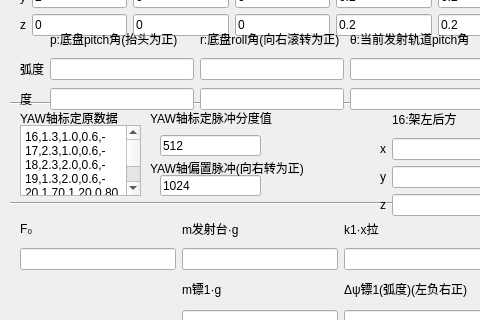
Old version of the form 35dartsParasCompByTS/dartsparascomputingbyts.ui in the repository KangweiYang/dartRack_upper; both pictures show x 0 to 480 and y 145 to 465 of the 1200 by 700 pixel window.
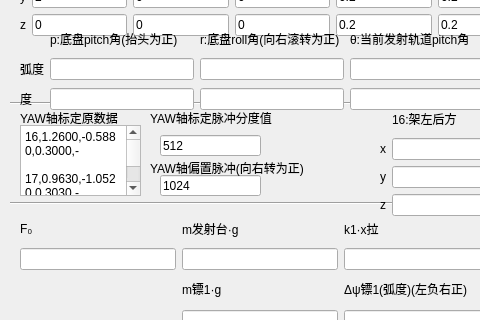
New version of the form.

What changed in the file:
```diff
--- a/35dartsParasCompByTS/dartsparascomputingbyts.ui
+++ b/35dartsParasCompByTS/dartsparascomputingbyts.ui
@@ -627,191 +627,50 @@
     </rect>
    </property>
    <property name="plainText">
-    <string>16,1.3,1.0,0.6,-
-17,2.3,1.0,0.6,-
-18,2.3,2.0,0.6,-
-19,1.3,2.0,0.6,-
-20,1.70,1.20,0.80,-
-21,2.30,1.20,0.80,-
-22,2.30,1.80,0.80,-
-23,1.70,1.80,0.80,-
-24,1.68,1.22,0.81,-
-25,2.28,1.22,0.81,-
-26,2.32,1.82,0.81,-
-27,1.72,1.78,0.81,-
-28,1.66,1.25,0.82,-
-29,2.26,1.24,0.82,-
-30,2.34,1.84,0.82,-
-31,1.74,1.76,0.82,-
-32,1.64,1.28,0.83,-
-33,2.24,1.26,0.83,-
-34,2.36,1.86,0.83,-
-35,1.76,1.74,0.83,-
-36,1.62,1.31,0.84,-
-37,2.22,1.28,0.84,-
-38,2.38,1.88,0.84,-
-39,1.78,1.72,0.84,-
-40,1.60,1.34,0.85,-
-41,2.20,1.30,0.85,-
-42,2.40,1.90,0.85,-
-43,1.80,1.70,0.85,-
-44,1.58,1.37,0.86,-
-45,2.18,1.32,0.86,-
-46,2.42,1.92,0.86,-
-47,1.82,1.68,0.86,-
-48,1.56,1.40,0.87,-
-49,2.16,1.34,0.87,-
-50,2.44,1.94,0.87,-
-51,1.84,1.66,0.87,-
-52,1.54,1.43,0.88,-
-53,2.14,1.36,0.88,-
-54,2.46,1.96,0.88,-
-55,1.86,1.64,0.88,-
-56,1.52,1.46,0.89,-
-57,2.12,1.38,0.89,-
-58,2.48,1.98,0.89,-
-59,1.88,1.62,0.89,-
-60,1.50,1.49,0.90,-
-61,2.10,1.40,0.90,-
-62,2.50,2.00,0.90,-
-63,1.90,1.60,0.90,-
-64,1.48,1.52,0.91,-
-65,2.08,1.42,0.91,-
-66,2.52,2.02,0.91,-
-67,1.92,1.58,0.91,-
-68,1.46,1.55,0.92,-
-69,2.06,1.44,0.92,-
-70,2.54,2.04,0.92,-
-71,1.94,1.56,0.92,-
-72,1.44,1.58,0.93,-
-73,2.04,1.46,0.93,-
-74,2.56,2.06,0.93,-
-75,1.96,1.54,0.93,-
-76,1.42,1.61,0.94,-
-77,2.02,1.48,0.94,-
-78,2.58,2.08,0.94,-
-79,1.98,1.52,0.94,-
-80,1.40,1.64,0.95,-
-81,2.00,1.50,0.95,-
-82,2.60,2.10,0.95,-
-83,2.00,1.50,0.95,-
-84,1.38,1.67,0.96,-
-85,1.98,1.52,0.96,-
-86,2.62,2.12,0.96,-
-87,2.02,1.48,0.96,-
-88,1.36,1.70,0.97,-
-89,1.96,1.54,0.97,-
-90,2.64,2.14,0.97,-
-91,2.04,1.46,0.97,-
-92,1.34,1.73,0.98,-
-93,1.94,1.56,0.98,-
-94,2.66,2.16,0.98,-
-95,2.06,1.44,0.98,-
-96,1.32,1.76,0.99,-
-97,1.92,1.58,0.99,-
-98,2.68,2.18,0.99,-
-99,2.08,1.42,0.99,-
-100,1.30,1.79,1.00,-
-101,1.90,1.60,1.00,-
-102,2.70,2.20,1.00,-
-103,2.10,1.40,1.00,-
-104,1.28,1.82,1.01,-
-105,1.88,1.62,1.01,-
-106,2.72,2.22,1.01,-
-107,2.12,1.38,1.01,-
-108,1.26,1.85,1.02,-
-109,1.86,1.64,1.02,-
-110,2.74,2.24,1.02,-
-111,2.14,1.36,1.02,-
-112,1.24,1.88,1.03,-
-113,1.84,1.66,1.03,-
-114,2.76,2.26,1.03,-
-115,2.16,1.34,1.03,-
-116,1.22,1.91,1.04,-
-117,1.82,1.68,1.04,-
-118,2.78,2.28,1.04,-
-119,2.18,1.32,1.04,-
-120,1.20,1.94,1.05,-
-121,1.80,1.70,1.05,-
-122,2.80,2.30,1.05,-
-123,2.20,1.30,1.05,-
-124,1.18,1.97,1.06,-
-125,1.78,1.72,1.06,-
-126,2.82,2.32,1.06,-
-127,2.22,1.28,1.06,-
-128,1.16,2.00,1.07,-
-129,1.76,1.74,1.07,-
-130,2.84,2.34,1.07,-
-131,2.24,1.26,1.07,-
-132,1.14,2.03,1.08,-
-133,1.74,1.76,1.08,-
-134,2.86,2.36,1.08,-
-135,2.26,1.24,1.08,-
-136,1.12,2.06,1.09,-
-137,1.72,1.78,1.09,-
-138,2.88,2.38,1.09,-
-139,2.28,1.22,1.09,-
-140,1.10,2.09,1.10,-
-141,1.70,1.80,1.10,-
-142,2.90,2.40,1.10,-
-143,2.30,1.20,1.10,-
-144,1.08,2.12,1.11,-
-145,1.68,1.82,1.11,-
-146,2.92,2.42,1.11,-
-147,2.32,1.18,1.11,-
-148,1.06,2.15,1.12,-
-149,1.66,1.84,1.12,-
-150,2.94,2.44,1.12,-
-151,2.34,1.16,1.12,-
-152,1.04,2.18,1.13,-
-153,1.64,1.86,1.13,-
-154,2.96,2.46,1.13,-
-155,2.36,1.14,1.13,-
-156,1.02,2.21,1.14,-
-157,1.62,1.88,1.14,-
-158,2.98,2.48,1.14,-
-159,2.38,1.12,1.14,-
-160,1.00,2.24,1.15,-
-161,1.60,1.90,1.15,-
-162,3.00,2.50,1.15,-
-163,2.40,1.10,1.15,-
-164,0.98,2.27,1.16,-
-165,1.58,1.92,1.16,-
-166,3.02,2.52,1.16,-
-167,2.42,1.08,1.16,-
-168,0.96,2.30,1.17,-
-169,1.56,1.94,1.17,-
-170,3.04,2.54,1.17,-
-171,2.44,1.06,1.17,-
-172,0.94,2.33,1.18,-
-173,1.54,1.96,1.18,-
-174,3.06,2.56,1.18,-
-175,2.46,1.04,1.18,-
-176,0.92,2.36,1.19,-
-177,1.52,1.98,1.19,-
-178,3.08,2.58,1.19,-
-179,2.48,1.02,1.19,-
-180,0.90,2.39,1.20,-
-181,1.50,2.00,1.20,-
-182,3.10,2.60,1.20,-
-183,2.50,1.00,1.20,-
-184,0.88,2.42,1.21,-
-185,1.48,2.02,1.21,-
-186,3.12,2.62,1.21,-
-187,2.52,0.98,1.21,-
-188,0.86,2.45,1.22,-
-189,1.46,2.04,1.22,-
-190,3.14,2.64,1.22,-
-191,2.54,0.96,1.22,-
-192,0.84,2.48,1.23,-
-193,1.44,2.06,1.23,-
-194,3.16,2.66,1.23,-
-195,2.56,0.94,1.23,-
-196,0.82,2.51,1.24,-
-197,1.42,2.08,1.24,-
-198,3.18,2.68,1.24,-
-199,2.58,0.92,1.24,-
-200,0.80,2.54,1.25,-</string>
+    <string>16,1.2600,-0.5880,0.3000,-
+
+17,0.9630,-1.0520,0.3030,-
+
+18,1.6350,-1.4810,0.3050,-
+
+19,1.9340,-1.0180,0.3010,-
+20,1.4020,-0.7550,0.2790,-
+21,1.2810,-0.9400,0.2820,-
+22,1.6370,-1.4470,0.6340,-
+23,1.6610,-1.1810,0.6740,-
+24,1.3960,-0.7660,0.2770,-
+25,1.2750,-0.9520,0.2810,-
+
+26,1.6140,-1.4260,0.6410,-
+27,1.6620,-1.1700,0.6720,-
+28,1.3870,-0.7770,0.2790,-
+
+29,1.2710,-0.9610,0.2790,-
+30,1.5570,-1.3620,0.6700,-
+
+31,1.6690,-1.1620,0.6740,-
+32,1.3780,-0.7890,0.2800,-
+
+33,1.2580,-0.9680,0.2860,-
+34,1.5580,-1.3510,0.6740,-
+35,1.6750,-1.1550,0.6740,-
+36,1.3720,-0.7970,0.2820,-
+37,1.2550,-0.9760,0.2830,-
+38,1.5620,-1.3410,0.6730,-
+39,1.6790,-1.1440,0.6730,-
+40,1.3640,-0.8060,0.2810,-
+41,1.2310,-0.9690,0.2950,-
+42,1.5710,-1.3340,0.6720,-
+
+43,1.6850,-1.1340,0.6740,-
+
+44,1.3550,-0.8140,0.2830,-
+45,1.2460,-0.9920,0.2830,-
+46,1.5740,-1.3240,0.6720,-
+47,1.6900,-1.1240,0.6740,-
+48,1.3460,-0.8200,0.2850,-
+49,1.2380,-0.9980,0.2850,-
+50,1.5820,-1.3160,0.6730,-</string>
    </property>
   </widget>
   <widget class="QLabel" name="setaLabel_123">
```
